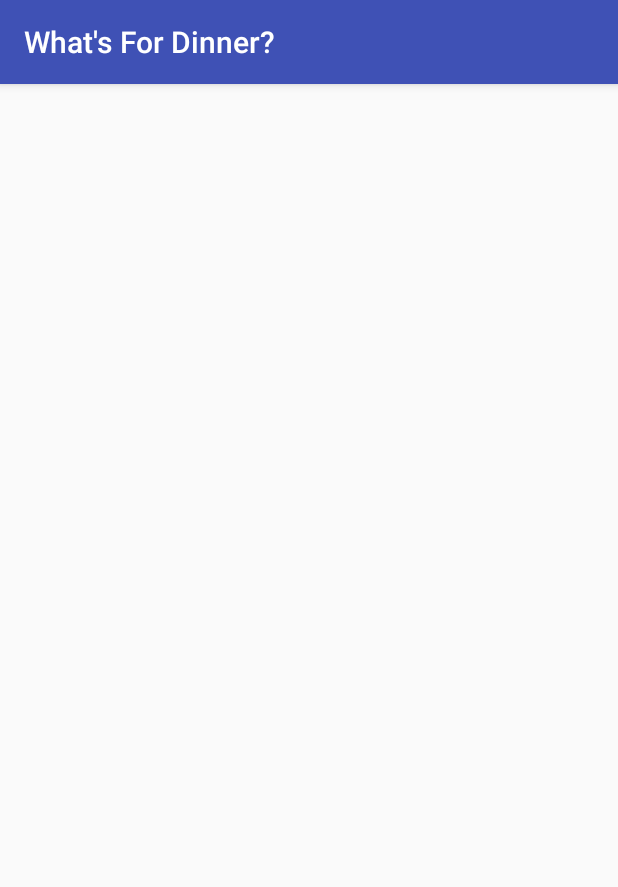
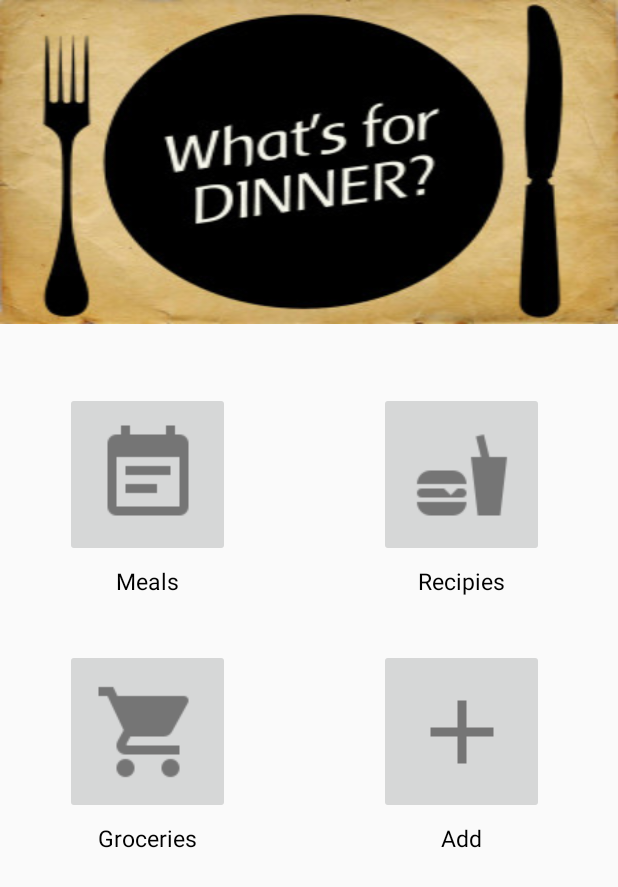
Before and after one commit to usharma7/WhatsForDinner, an Android app: the screen it shows after launch (MainActivity), on a phone screen of 412 x 824 dp. Shown: the top 887 px of the screen. Run offline under Robolectric (Android 15) with nearby library versions, the phone set to English and light mode, and no system bars.

Commit message:
Added New Dish screen, started architecture

```diff
--- a/app/build.gradle
+++ b/app/build.gradle
@@ -26,5 +26,6 @@ dependencies {
     })
     compile 'com.android.support:appcompat-v7:26.+'
     compile 'com.android.support.constraint:constraint-layout:1.0.2'
+    compile 'com.android.support:design:26.+'
     testCompile 'junit:junit:4.12'
 }
--- a/app/src/main/java/com/sharma/utkarsh/whatsfordinner/MainActivity.java
+++ b/app/src/main/java/com/sharma/utkarsh/whatsfordinner/MainActivity.java
@@ -1,32 +1,51 @@
 package com.sharma.utkarsh.whatsfordinner;
 
+import android.content.Intent;
 import android.support.v7.app.AppCompatActivity;
 import android.os.Bundle;
 import android.view.View;
+import android.view.Window;
 import android.widget.Button;
 import android.widget.ImageButton;
 import android.widget.ImageView;
 import android.widget.Toast;
 
+import java.util.ArrayList;
+
 public class MainActivity extends AppCompatActivity {
-    final Button btn1=(Button)findViewById(R.id.button);
+//    final ImageButton btn1=(ImageButton)findViewById(R.id.addBtn);
+        ArrayList<String> RecipeItems=new ArrayList();
+        ArrayList<String> ingredients= new ArrayList<>();
+
+
+
+
 
     @Override
-    protected void onCreate(Bundle savedInstanceState) {
+    protected void onCreate(final Bundle savedInstanceState) {
         super.onCreate(savedInstanceState);
         setContentView(R.layout.activity_main);
-        ImageView im = (ImageView)findViewById(R.id.imageView);
+
+        ImageView im = (ImageView) findViewById(R.id.imageView);
         im.setScaleType(ImageView.ScaleType.FIT_XY);
+        ImageButton menu = (ImageButton) findViewById(R.id.menuBtn);
+        ImageButton add= (ImageButton)findViewById(R.id.addBtn);
 
-        ImageButton menu = (ImageButton)findViewById(R.id.menuBtn);
+        add.setOnClickListener(new View.OnClickListener() {
+            @Override
+            public void onClick(View view) {
+
+                startActivity(new Intent(getApplicationContext(), NewDish.class));
+
+            }
+        });
 
 
-    }
 
-    protected void onMenuClick(View view){
 
     }
 
 
 
-     }
+
+}
--- a/app/src/main/res/layout/activity_main.xml
+++ b/app/src/main/res/layout/activity_main.xml
@@ -4,25 +4,121 @@
     xmlns:tools="http://schemas.android.com/tools"
     android:layout_width="match_parent"
     android:layout_height="match_parent"
-    tools:context="com.sharma.utkarsh.whatsfordinner.MainActivity">
+    tools:context="com.sharma.utkarsh.whatsfordinner.MainActivity"
+   >
+
 
 
     <RelativeLayout
-        android:layout_width="368dp"
-        android:layout_height="551dp"
+        android:layout_width="0dp"
+        android:layout_height="0dp"
         app:layout_constraintBottom_toBottomOf="parent"
+        app:layout_constraintHorizontal_bias="1.0"
         app:layout_constraintLeft_toLeftOf="parent"
         app:layout_constraintRight_toRightOf="parent"
-        app:layout_constraintTop_toTopOf="parent">
+        app:layout_constraintTop_toTopOf="parent"
+        app:layout_constraintVertical_bias="1.0">
 
-        <ImageSwitcher
-            android:layout_width="0dp"
-            android:layout_height="300dp"
-            android:layout_centerHorizontal="true"
-            tools:layout_editor_absoluteX="8dp"
-            tools:layout_editor_absoluteY="8dp">
+        <TextView
+            android:id="@+id/textView3"
+            android:layout_width="wrap_content"
+            android:layout_height="wrap_content"
+            android:layout_alignBottom="@+id/textView"
+            android:layout_alignEnd="@+id/groceryBtn"
+            android:layout_alignStart="@+id/groceryBtn"
+            android:layout_below="@+id/groceryBtn"
+            android:padding="5dp"
+            android:text="Groceries"
+            android:textColor="@android:color/black"
+            android:textAlignment="center"
+            android:textSize="15sp" />
 
-        </ImageSwitcher>
+        <TextView
+            android:id="@+id/textView4"
+            android:layout_width="wrap_content"
+            android:layout_height="wrap_content"
+            android:layout_alignBottom="@+id/textView2"
+            android:layout_alignEnd="@+id/RecipieBtn"
+            android:layout_alignStart="@+id/RecipieBtn"
+            android:layout_below="@+id/RecipieBtn"
+            android:padding="5dp"
+            android:text="Recipies"
+            android:textAlignment="center"
+            android:textColor="@android:color/black"
+            android:textSize="15sp" />
+
+        <ImageButton
+            android:id="@+id/addBtn"
+            android:layout_width="110dp"
+            android:layout_height="110dp"
+            android:layout_alignStart="@+id/textView4"
+            android:layout_alignTop="@+id/groceryBtn"
+            app:srcCompat="@drawable/ic_plus_grey600_48dp" />
+
+        <ImageButton
+            android:id="@+id/groceryBtn"
+            android:layout_width="110dp"
+            android:layout_height="110dp"
+            app:srcCompat="@drawable/ic_cart_grey600_18dp"
+            android:layout_marginTop="29dp"
+            android:layout_below="@+id/textView2"
+            android:layout_alignStart="@+id/textView2" />
+
+        <ImageButton
+            android:id="@+id/menuBtn"
+            android:layout_width="110dp"
+            android:layout_height="110dp"
+            android:layout_marginStart="43dp"
+            app:srcCompat="@drawable/ic_calendar_text_grey600_18dp"
+            android:layout_marginTop="45dp"
+            android:layout_below="@+id/imageView"
+            android:layout_alignParentStart="true" />
+
+        <ImageButton
+            android:id="@+id/RecipieBtn"
+            android:layout_width="110dp"
+            android:layout_height="110dp"
+            android:layout_marginEnd="49dp"
+            app:srcCompat="@drawable/ic_food_grey600_18dp"
+            android:layout_alignTop="@+id/menuBtn"
+            android:layout_alignParentEnd="true" />
+
+        <ImageView
+            android:id="@+id/imageView"
+            android:layout_width="wrap_content"
+            android:layout_height="wrap_content"
+            android:layout_alignParentEnd="true"
+            android:layout_alignParentStart="true"
+            android:layout_alignParentTop="true"
+            app:srcCompat="@drawable/whatsfordinner" />
+
+        <TextView
+            android:id="@+id/textView"
+            android:layout_width="wrap_content"
+            android:layout_height="wrap_content"
+            android:layout_alignEnd="@+id/addBtn"
+            android:layout_alignStart="@+id/addBtn"
+            android:layout_below="@+id/groceryBtn"
+            android:padding="5dp"
+            android:text="Add"
+            android:textAlignment="center"
+            android:textColor="@android:color/black"
+
+            android:textSize="15sp" />
+
+        <TextView
+            android:id="@+id/textView2"
+            android:layout_width="wrap_content"
+            android:layout_height="wrap_content"
+            android:layout_alignEnd="@+id/menuBtn"
+            android:layout_alignStart="@+id/menuBtn"
+            android:layout_below="@+id/RecipieBtn"
+            android:padding="5dp"
+            android:text="Meals"
+            android:textAlignment="center"
+            android:textColor="@android:color/black"
+            android:textSize="15sp" />
+
     </RelativeLayout>
 
 </android.support.constraint.ConstraintLayout>
--- /dev/null
+++ b/app/src/main/res/values/dimens.xml
@@ -0,0 +1,3 @@
+<resources>
+    <dimen name="fab_margin">16dp</dimen>
+</resources>
--- a/app/src/main/res/values/strings.xml
+++ b/app/src/main/res/values/strings.xml
@@ -1,3 +1,5 @@
 <resources>
     <string name="app_name">"What's For Dinner? "</string>
+    <string name="recipie_hint">"What's For Dinner? "</string>
+    <string name="title_activity_new_dish">NewDish</string>
 </resources>
--- a/app/src/main/res/values/styles.xml
+++ b/app/src/main/res/values/styles.xml
@@ -8,4 +8,14 @@
         <item name="colorAccent">@color/colorAccent</item>
     </style>
 
+    <style name="AppTheme.NoActionBar" parent="Theme.AppCompat.Light.DarkActionBar">
+        <item name="windowActionBar">false</item>
+        <item name="windowNoTitle">true</item>
+        <item name="android:windowFullscreen">false</item>
+    </style>
+
+    <style name="AppTheme.AppBarOverlay" parent="ThemeOverlay.AppCompat.Dark.ActionBar" />
+
+    <style name="AppTheme.PopupOverlay" parent="ThemeOverlay.AppCompat.Light" />
+
 </resources>
```
Also changed, not shown: app/src/main/AndroidManifest.xml (+10 -3 lines), app/src/main/java/com/sharma/utkarsh/whatsfordinner/NewDish.java (added, +31 -0 lines), app/src/main/java/com/sharma/utkarsh/whatsfordinner/Recipe.java (added, +31 -0 lines), app/src/main/res/layout/activity_new_dish.xml (added, +32 -0 lines), app/src/main/res/layout/content_new_dish.xml (added, +11 -0 lines), app/src/main/res/drawable/ic_calendar_text_grey600_18dp.png (added), app/src/main/res/drawable/ic_cart_grey600_18dp.png (added), app/src/main/res/drawable/ic_food_grey600_18dp.png (added), app/src/main/res/drawable/ic_plus_grey600_48dp.png (added), app/src/main/res/drawable/whatsfordinner.jpg (added).
